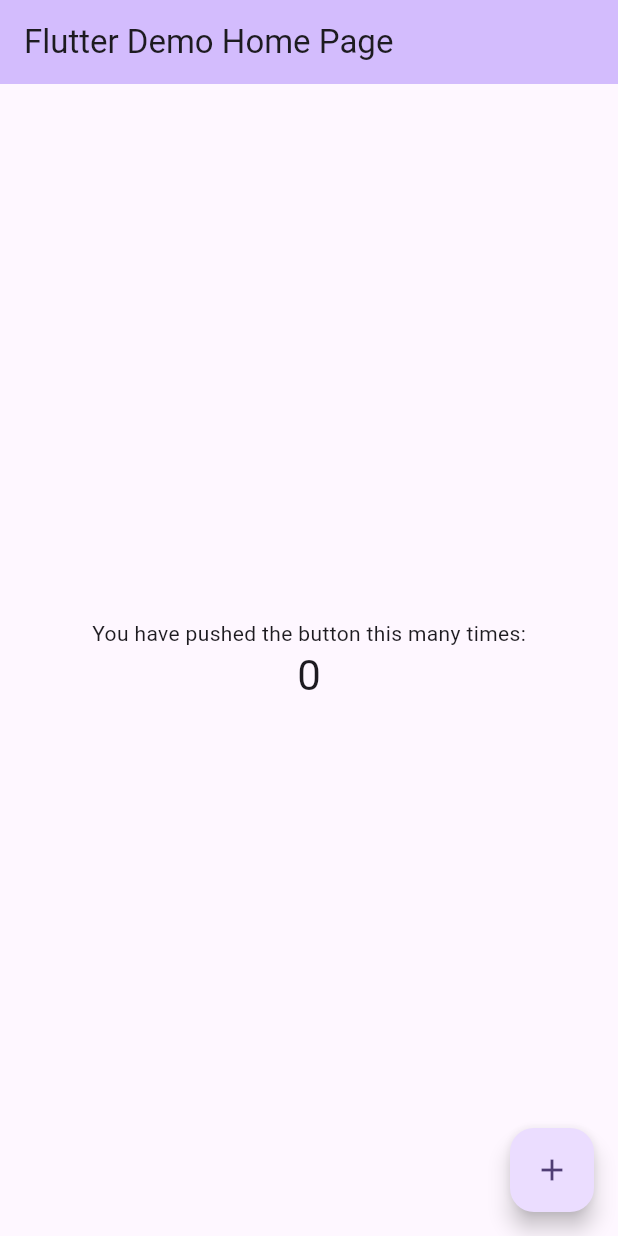
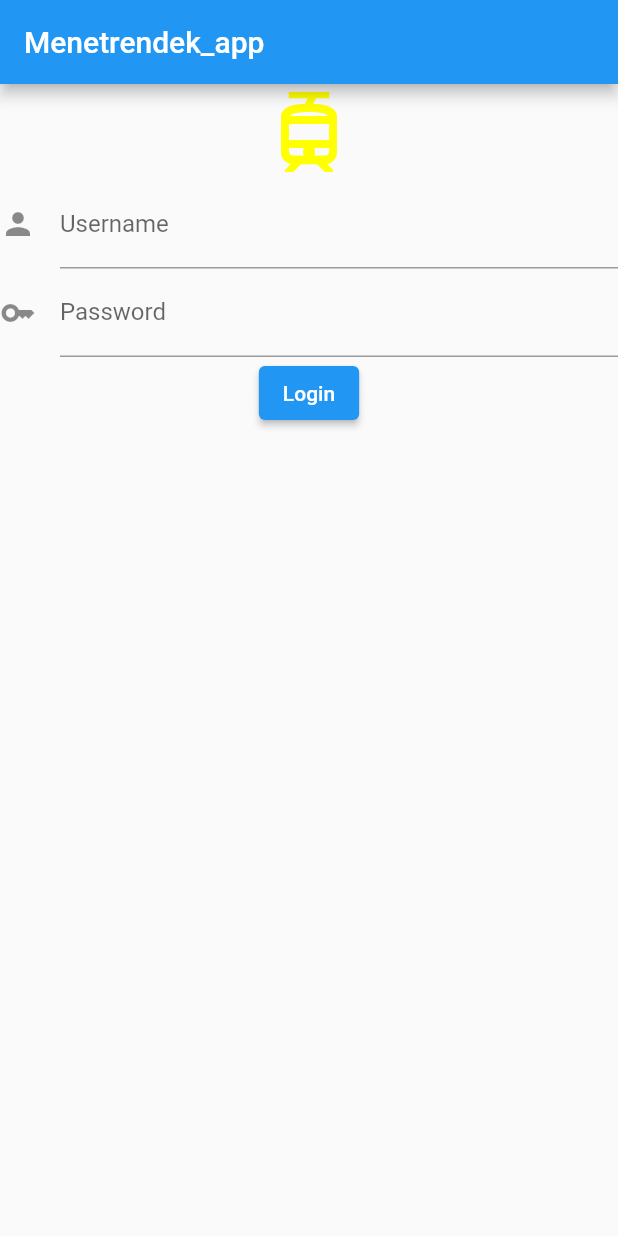
Before and after one commit to Nicewithothers/Shinydeal, a Flutter app: the screen it shows after launch, on a phone screen of 412 x 824 dp. Run offline on Flutter 3.47's test engine with Material 2 defaults, Android fonts, the light colour scheme and no system bars; our stand-ins replace go_router.

Commit message:
Login screen + some logic

```diff
--- /dev/null
+++ b/lib/features/login/login_screen.dart
@@ -0,0 +1,34 @@
+import 'package:flutter/material.dart';
+import 'package:go_router/go_router.dart';
+import 'package:menetrend_app/features/login/username_field.dart';
+import 'package:menetrend_app/features/login/password_field.dart';
+
+class LoginScreen extends StatelessWidget {
+  const LoginScreen({super.key});
+
+  @override
+  Widget build(BuildContext context) {
+    return Scaffold(
+      appBar: AppBar(
+        title: const Text('Menetrendek_app'),
+      ),
+      body: Column(
+        children: [
+          const Icon(
+            Icons.tram_outlined,
+            size: 64,
+            color: Colors.yellowAccent
+          ),
+          const UsernameTextField(),
+          const PasswordTextField(),
+          ElevatedButton(
+            onPressed: () {
+              context.go('/querymenu');
+            },
+            child: const Text('Login'),
+          ),
+        ],
+      ),
+    );
+  }
+}
--- /dev/null
+++ b/lib/features/login/password_field.dart
@@ -0,0 +1,16 @@
+import 'package:flutter/material.dart';
+
+class PasswordTextField extends StatelessWidget {
+  const PasswordTextField({super.key});
+
+  @override
+  Widget build(BuildContext context) {
+    return const TextField(
+      decoration: InputDecoration(
+        label: Text('Password'),
+        icon: Icon(Icons.key),
+      ),
+      obscureText: true,
+    );
+  }
+}
--- /dev/null
+++ b/lib/features/login/username_field.dart
@@ -0,0 +1,31 @@
+import 'package:flutter/material.dart';
+
+class UsernameTextField extends StatefulWidget{
+  const UsernameTextField({super.key});
+
+  @override
+  State<UsernameTextField> createState() =>  _UsernameFieldState();
+}
+
+class _UsernameFieldState extends State<UsernameTextField>{
+  String? _errorText;
+
+  void _validator(String value){
+    setState(() {
+      _errorText = value.isEmpty ? 'Username is missing!' : null;
+    });
+  }
+
+  @override
+  Widget build(BuildContext context) {
+    return TextField(
+      onChanged: _validator,
+      decoration: InputDecoration(
+        label: const Text('Username'),
+        icon: const Icon(Icons.person),
+        errorText: _errorText,
+      ),
+      obscureText: true,
+    );
+  }
+}
--- a/lib/main.dart
+++ b/lib/main.dart
@@ -1,125 +1,32 @@
 import 'package:flutter/material.dart';
+import 'package:go_router/go_router.dart';
+import 'package:menetrend_app/features/login/login_screen.dart';
+import 'package:menetrend_app/features/querymenu/query_menu.dart';
 
-void main() {
-  runApp(const MyApp());
+void main(){
+  runApp(const MainApp());
 }
 
-class MyApp extends StatelessWidget {
-  const MyApp({super.key});
+final _router = GoRouter(
+  routes: [
+    GoRoute(
+      path: '/',
+      builder: (context, state) => LoginScreen()
+      ),
+    GoRoute(
+      path: '/querymenu',
+      builder: (context, state) => QueryMenuScreen(),
+    ),
+  ],
+);
 
-  // This widget is the root of your application.
+class MainApp extends StatelessWidget{
+  const MainApp({super.key});
+
   @override
   Widget build(BuildContext context) {
-    return MaterialApp(
-      title: 'Flutter Demo',
-      theme: ThemeData(
-        // This is the theme of your application.
-        //
-        // TRY THIS: Try running your application with "flutter run". You'll see
-        // the application has a blue toolbar. Then, without quitting the app,
-        // try changing the seedColor in the colorScheme below to Colors.green
-        // and then invoke "hot reload" (save your changes or press the "hot
-        // reload" button in a Flutter-supported IDE, or press "r" if you used
-        // the command line to start the app).
-        //
-        // Notice that the counter didn't reset back to zero; the application
-        // state is not lost during the reload. To reset the state, use hot
-        // restart instead.
-        //
-        // This works for code too, not just values: Most code changes can be
-        // tested with just a hot reload.
-        colorScheme: ColorScheme.fromSeed(seedColor: Colors.deepPurple),
-        useMaterial3: true,
-      ),
-      home: const MyHomePage(title: 'Flutter Demo Home Page'),
+    return const MaterialApp(
+        home: LoginScreen(),
     );
   }
 }
-
-class MyHomePage extends StatefulWidget {
-  const MyHomePage({super.key, required this.title});
-
-  // This widget is the home page of your application. It is stateful, meaning
-  // that it has a State object (defined below) that contains fields that affect
-  // how it looks.
-
-  // This class is the configuration for the state. It holds the values (in this
-  // case the title) provided by the parent (in this case the App widget) and
-  // used by the build method of the State. Fields in a Widget subclass are
-  // always marked "final".
-
-  final String title;
-
-  @override
-  State<MyHomePage> createState() => _MyHomePageState();
-}
-
-class _MyHomePageState extends State<MyHomePage> {
-  int _counter = 0;
-
-  void _incrementCounter() {
-    setState(() {
-      // This call to setState tells the Flutter framework that something has
-      // changed in this State, which causes it to rerun the build method below
-      // so that the display can reflect the updated values. If we changed
-      // _counter without calling setState(), then the build method would not be
-      // called again, and so nothing would appear to happen.
-      _counter++;
-    });
-  }
-
-  @override
-  Widget build(BuildContext context) {
-    // This method is rerun every time setState is called, for instance as done
-    // by the _incrementCounter method above.
-    //
-    // The Flutter framework has been optimized to make rerunning build methods
-    // fast, so that you can just rebuild anything that needs updating rather
-    // than having to individually change instances of widgets.
-    return Scaffold(
-      appBar: AppBar(
-        // TRY THIS: Try changing the color here to a specific color (to
-        // Colors.amber, perhaps?) and trigger a hot reload to see the AppBar
-        // change color while the other colors stay the same.
-        backgroundColor: Theme.of(context).colorScheme.inversePrimary,
-        // Here we take the value from the MyHomePage object that was created by
-        // the App.build method, and use it to set our appbar title.
-        title: Text(widget.title),
-      ),
-      body: Center(
-        // Center is a layout widget. It takes a single child and positions it
-        // in the middle of the parent.
-        child: Column(
-          // Column is also a layout widget. It takes a list of children and
-          // arranges them vertically. By default, it sizes itself to fit its
-          // children horizontally, and tries to be as tall as its parent.
-          //
-          // Column has various properties to control how it sizes itself and
-          // how it positions its children. Here we use mainAxisAlignment to
-          // center the children vertically; the main axis here is the vertical
-          // axis because Columns are vertical (the cross axis would be
-          // horizontal).
-          //
-          // TRY THIS: Invoke "debug painting" (choose the "Toggle Debug Paint"
-          // action in the IDE, or press "p" in the console), to see the
-          // wireframe for each widget.
-          mainAxisAlignment: MainAxisAlignment.center,
-          children: <Widget>[
-            const Text(
-              'You have pushed the button this many times:',
-            ),
-            Text(
-              '$_counter',
-              style: Theme.of(context).textTheme.headlineMedium,
-            ),
-          ],
-        ),
-      ),
-      floatingActionButton: FloatingActionButton(
-        onPressed: _incrementCounter,
-        tooltip: 'Increment',
-        child: const Icon(Icons.add),
-      ), // This trailing comma makes auto-formatting nicer for build methods.
-    );
-  }
-}
```
Also changed, not shown: lib/features/querymenu/query_menu.dart (added, +18 -0 lines), 1 other file.
